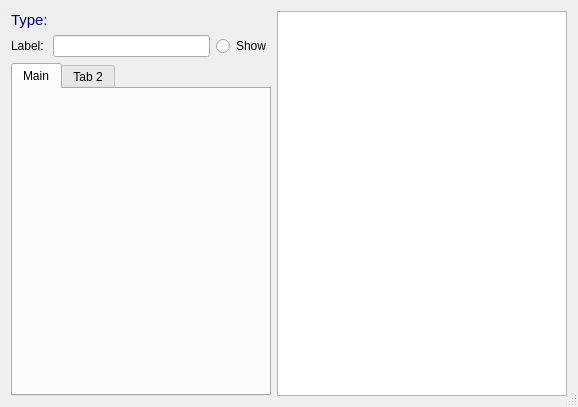
First picture: the form in src/gui/dialogs/components/propdialog.ui, repository Arcachofo/SimulIDE-dev, before the edit.
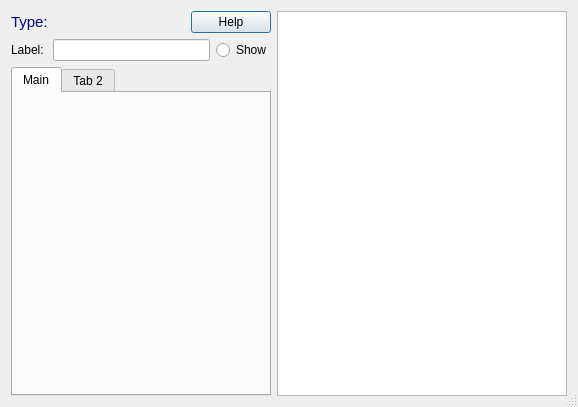
Second picture: the form after the edit.

Commit message: Add help text to Component dialogs.

The edit to the form file:
```diff
--- a/src/gui/dialogs/components/propdialog.ui
+++ b/src/gui/dialogs/components/propdialog.ui
@@ -88,6 +88,19 @@
          </property>
         </widget>
        </item>
+       <item>
+        <widget class="QPushButton" name="helpButton">
+         <property name="sizePolicy">
+          <sizepolicy hsizetype="Fixed" vsizetype="Fixed">
+           <horstretch>0</horstretch>
+           <verstretch>0</verstretch>
+          </sizepolicy>
+         </property>
+         <property name="text">
+          <string>Help</string>
+         </property>
+        </widget>
+       </item>
       </layout>
      </item>
      <item>
```
The commit also changes 4 other files.
